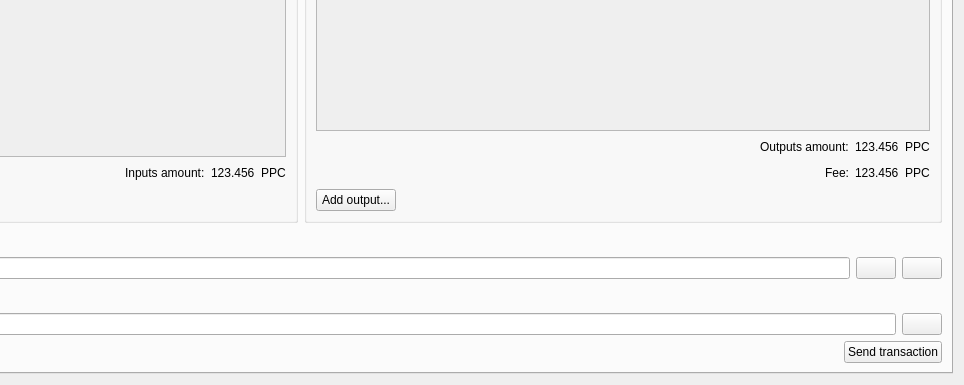
This is src/qt/forms/multisigdialog.ui in PaycoinFoundation/paycoin as Qt 5 draws it before an edit; both pictures show x 363 to 1327 and y 210 to 595 of the 1327 by 595 pixel window. The edited form follows.
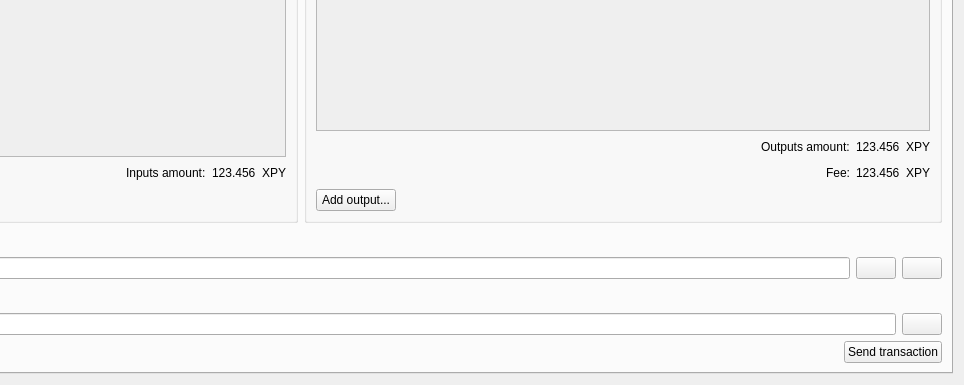
This is the edited form. The open tabs and pages were chosen to show the change. Icons and pictures are not drawn.

Diff of the .ui file:
```diff
--- a/src/qt/forms/multisigdialog.ui
+++ b/src/qt/forms/multisigdialog.ui
@@ -399,7 +399,7 @@
                 <item>
                  <widget class="QLabel" name="label">
                   <property name="text">
-                   <string>PPC</string>
+                   <string>XPY</string>
                   </property>
                  </widget>
                 </item>
@@ -518,7 +518,7 @@
                 <item>
                  <widget class="QLabel" name="label_2">
                   <property name="text">
-                   <string>PPC</string>
+                   <string>XPY</string>
                   </property>
                  </widget>
                 </item>
@@ -556,7 +556,7 @@
                 <item>
                  <widget class="QLabel" name="label_3">
                   <property name="text">
-                   <string>PPC</string>
+                   <string>XPY</string>
                   </property>
                  </widget>
                 </item>
```
Left out of the diff: 14 changed lines with no effect on the pictures.
